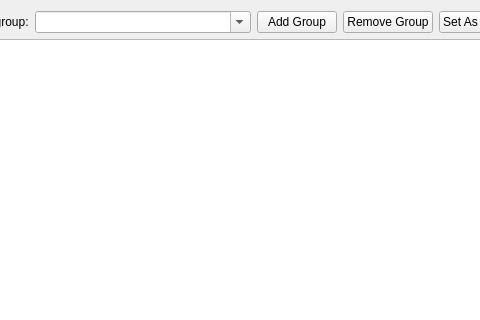
The window that shell/settings/environmentwidget.ui (KDE/kdevelop) describes before a commit, drawn with Qt 5; both pictures show x 87 to 567 and y 0 to 320 of the 704 by 480 pixel window.
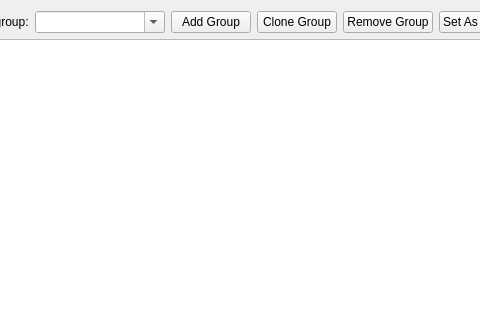
The same window after the commit. Custom widgets are drawn as their Qt base class.

```diff
--- a/shell/settings/environmentwidget.ui
+++ b/shell/settings/environmentwidget.ui
@@ -40,6 +40,13 @@
        </property>
       </widget>
      </item>
+     <item>
+      <widget class="QPushButton" name="clonegrpBtn">
+       <property name="text">
+        <string>Clone Group</string>
+       </property>
+      </widget>
+     </item>
      <item>
       <widget class="QPushButton" name="removegrpBtn">
        <property name="text">
```
